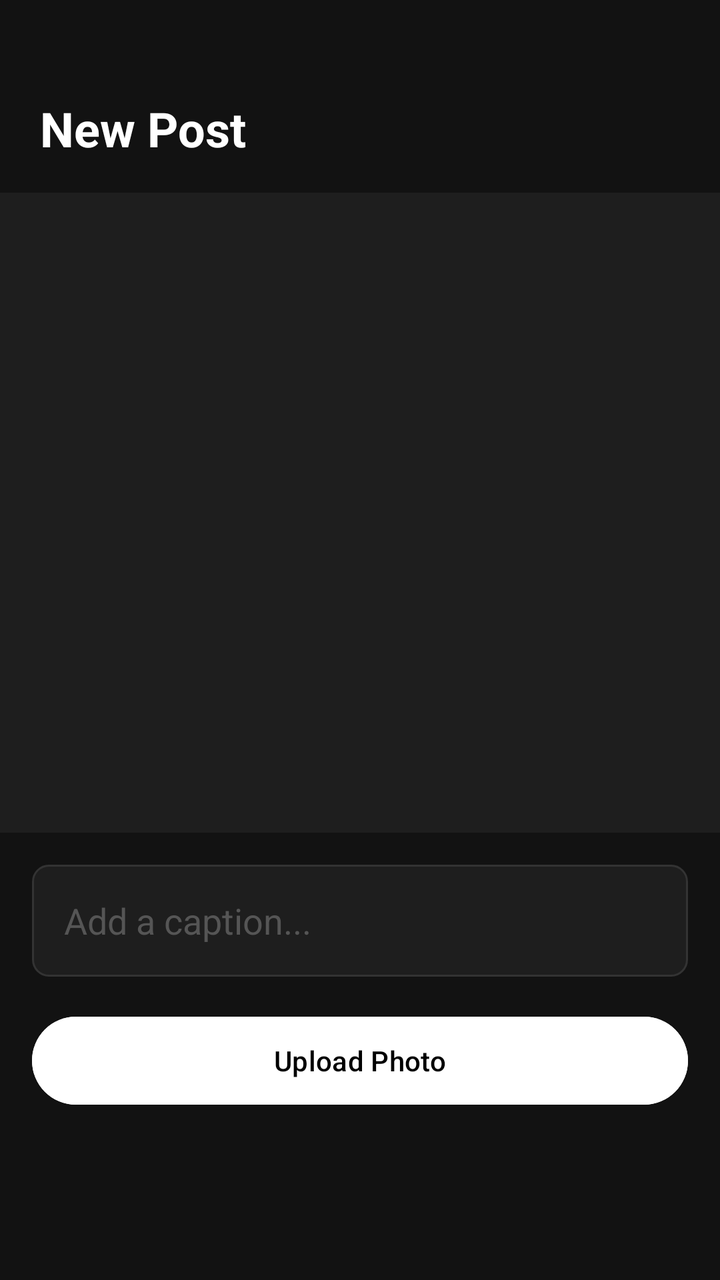
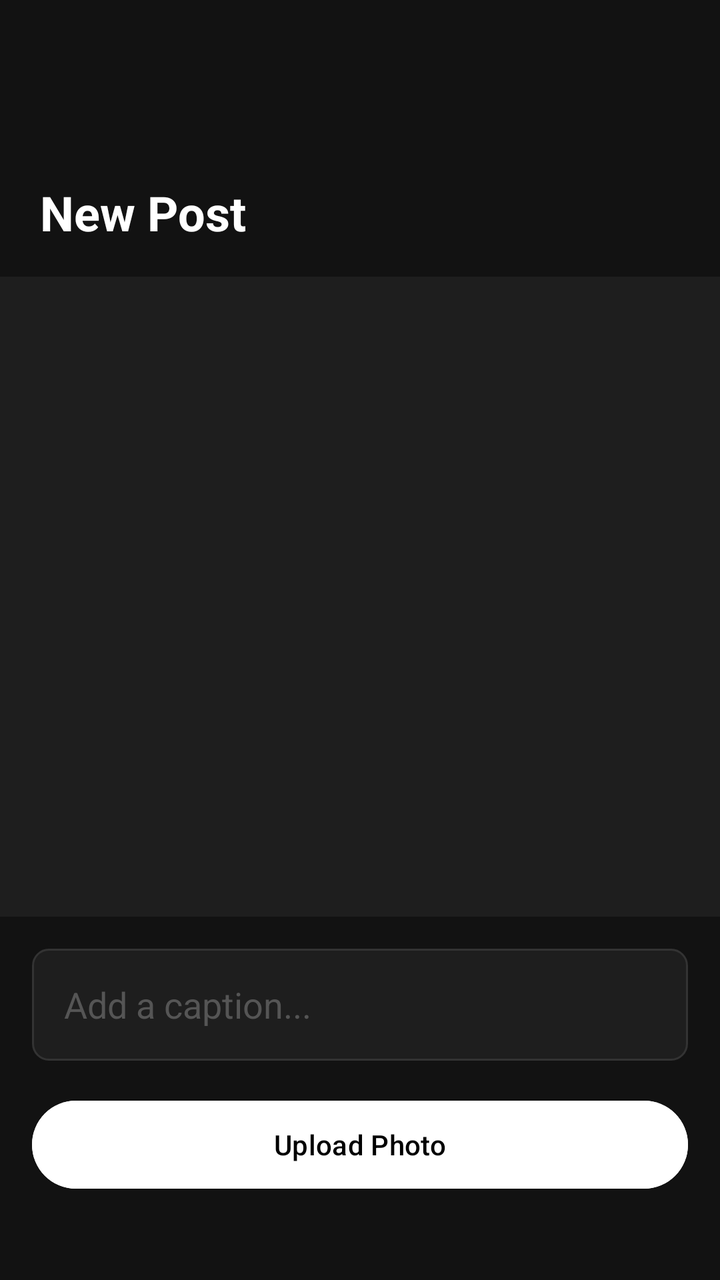

Before-and-after screenshots of an Android layout around one commit, followed by the original layout XML and the change that was made.
<!-- AndroidManifest.xml: application theme Theme.SnapQuest -->
<!-- res/layout/activity_upload.xml -->
<?xml version="1.0" encoding="utf-8"?>
<LinearLayout xmlns:android="http://schemas.android.com/apk/res/android"
    android:layout_width="match_parent"
    android:layout_height="match_parent"
    android:orientation="vertical"
    android:background="#121212">

    <TextView
        android:layout_width="match_parent"
        android:layout_height="wrap_content"
        android:text="New Post"
        android:textColor="#FFFFFF"
        android:textSize="24sp"
        android:textStyle="bold"
        android:paddingStart="20dp"
        android:paddingTop="48dp"
        android:paddingBottom="16dp"/>

    <ImageView
        android:id="@+id/ivPreview"
        android:layout_width="match_parent"
        android:layout_height="320dp"
        android:scaleType="centerCrop"
        android:background="#1E1E1E"/>

    <EditText
        android:id="@+id/etCaption"
        android:layout_width="match_parent"
        android:layout_height="56dp"
        android:hint="Add a caption..."
        android:background="@drawable/input_background"
        android:paddingStart="16dp"
        android:paddingEnd="16dp"
        android:textColor="#FFFFFF"
        android:textColorHint="#555555"
        android:layout_margin="16dp"/>

    <Button
        android:id="@+id/btnUpload"
        android:layout_width="match_parent"
        android:layout_height="52dp"
        android:text="Upload Photo"
        android:textColor="#000000"
        android:backgroundTint="#FFFFFF"
        android:layout_marginStart="16dp"
        android:layout_marginEnd="16dp"/>

</LinearLayout>
<!-- resources referenced by this layout -->
<resources>
  <!-- drawable input_background (drawable) -->
  <?xml version="1.0" encoding="utf-8"?>
  <shape xmlns:android="http://schemas.android.com/apk/res/android"
      android:shape="rectangle">
      <solid android:color="#1E1E1E"/>
      <stroke android:width="1dp" android:color="#333333"/>
      <corners android:radius="8dp"/>
  </shape>
  <style name="Theme.SnapQuest" parent="Base.Theme.SnapQuest" />
  <style name="Base.Theme.SnapQuest" parent="Theme.Material3.DayNight.NoActionBar">
          
          
      </style>
</resources>

<!-- the commit's change to res/layout/activity_upload.xml (unified diff, before → after) -->
@@ -13,7 +13,7 @@
         android:textSize="24sp"
         android:textStyle="bold"
         android:paddingStart="20dp"
-        android:paddingTop="48dp"
+        android:paddingTop="90dp"
         android:paddingBottom="16dp"/>
 
     <ImageView
